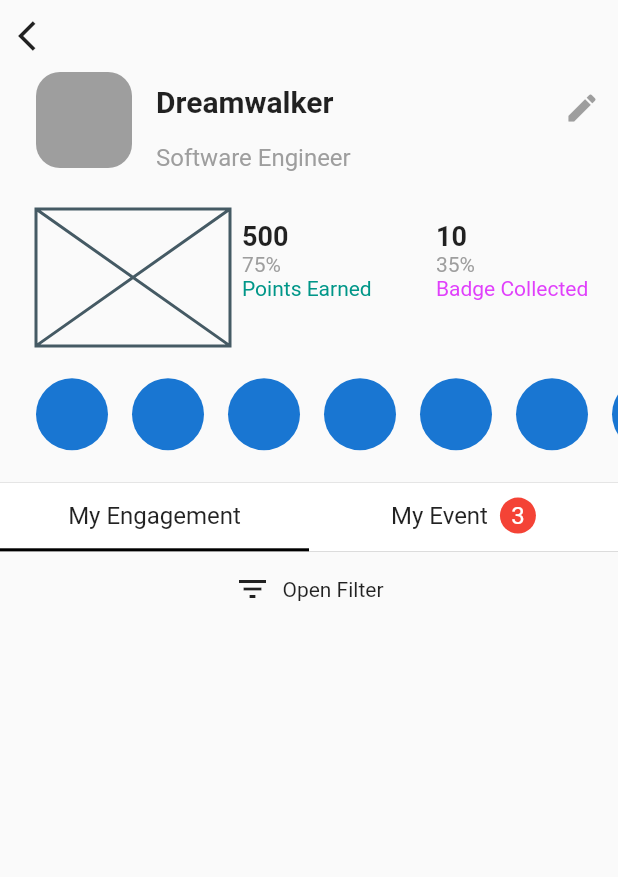
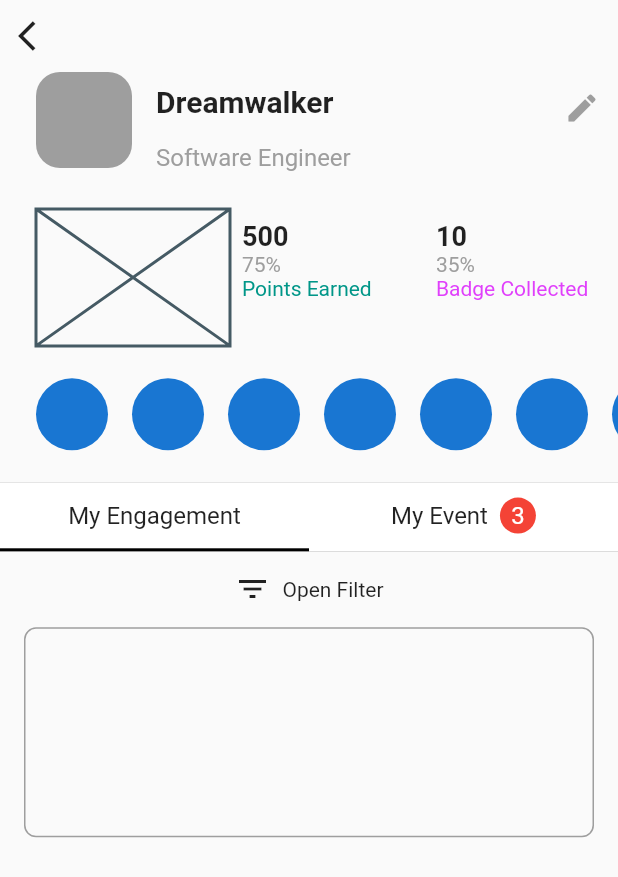
Before and after one commit to JAICHANGPARK/flutter_notebook_11th_story, a Flutter app: the IrysProfilePage screen opened directly, on a phone screen of 412 x 824 dp. Shown: the top 877 px of the screen. Run offline on Flutter 3.47's test engine with Material 2 defaults, Android fonts, the phone set to English and light mode, and no system bars; our stand-ins replace backdrop, badges, flutter_inner_drawer, flutter_slidable, flutter_swiper, google_fonts; network calls fail.

Commit message:
Update irys_profile_page.dart

```diff
--- a/lib/ep727_irys_mobile_app/ui/irys_profile_page.dart
+++ b/lib/ep727_irys_mobile_app/ui/irys_profile_page.dart
@@ -247,7 +247,14 @@ class _IrysProfilePageState extends State<IrysProfilePage> {
                           flex: 8,
                           child: ListView(
                             children: [
-
+                              Container(
+                                margin: EdgeInsets.symmetric(horizontal: 16),
+                                height: 140,
+                                decoration: BoxDecoration(
+                                  border: Border.all(color: Colors.grey),
+                                  borderRadius: BorderRadius.circular(8)
+                                ),
+                              )
                             ],
                           ))
                     ],
```
